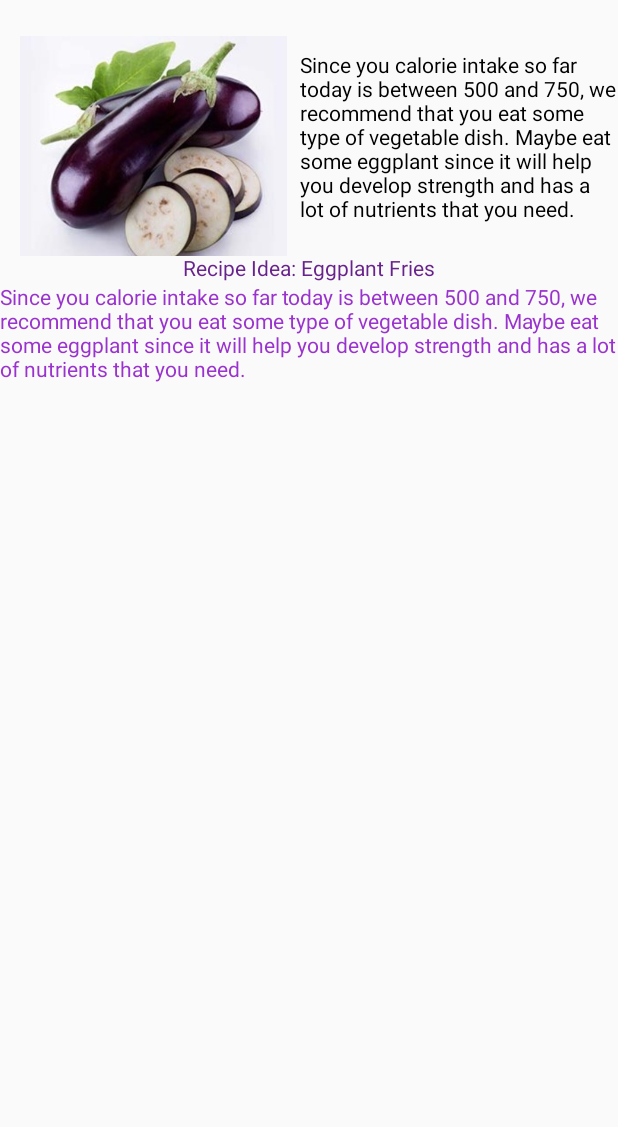
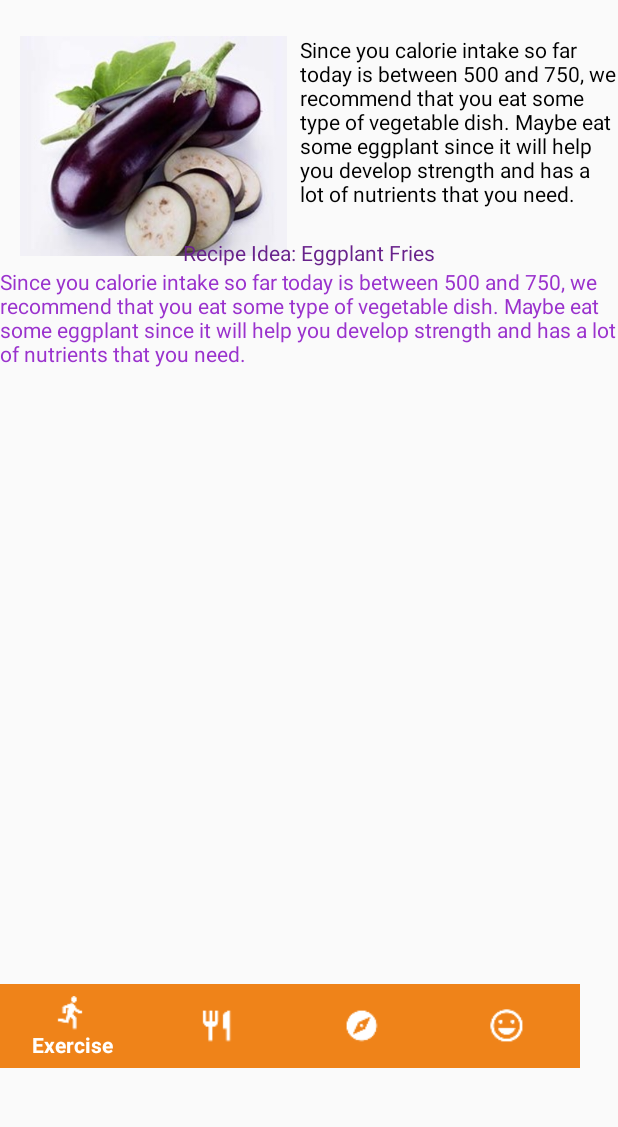
Before and after one commit to L3monz/BurnFit, an Android app: the FoodActivity screen opened directly, with no data from a screen before it, on a phone screen of 412 x 824 dp, the part 84-1211 px from its top. Run offline under Robolectric (Android 15) with nearby library versions, the phone set to English and light mode, and no system bars.

Commit message:
more changes to food

```diff
--- a/app/src/main/res/layout/activity_food_suggestions.xml
+++ b/app/src/main/res/layout/activity_food_suggestions.xml
@@ -19,7 +19,7 @@
         android:id="@+id/foodSuggestion"
         android:layout_width="wrap_content"
         android:layout_height="wrap_content"
-        android:layout_marginTop="-161dp"
+        android:layout_marginTop="-171dp"
         android:layout_marginLeft="200dp"
         android:text="@string/foodSuggestion"
         android:textColor="@color/black"/>
@@ -38,4 +38,23 @@
         android:layout_height="wrap_content"
         android:text="@string/foodSuggestion"
         android:textColor="@color/darkOrchid"/>
+
+    <LinearLayout
+        android:id="@+id/LinearLayout"
+        android:layout_width="wrap_content"
+        android:layout_height="match_parent"
+        android:gravity="bottom"
+        android:orientation="horizontal">
+
+        <android.support.design.widget.BottomNavigationView
+            android:id="@+id/bottomNavigationView"
+            android:layout_width="match_parent"
+            android:layout_height="wrap_content"
+            android:layout_gravity="bottom"
+            app:itemBackground="@color/orange"
+            app:itemIconTint="@color/white"
+            app:itemTextColor="@color/white"
+            app:menu="@menu/menu_navigation" />
+
+    </LinearLayout>
 </LinearLayout>
```
